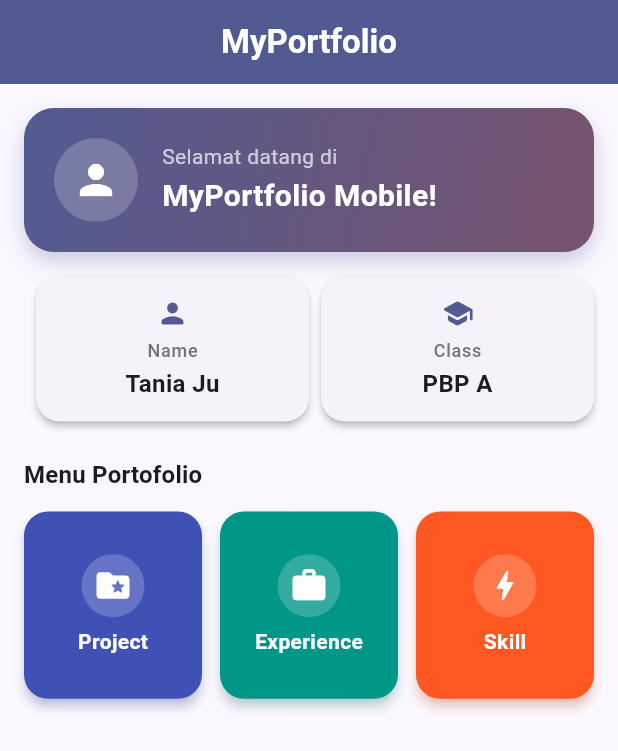
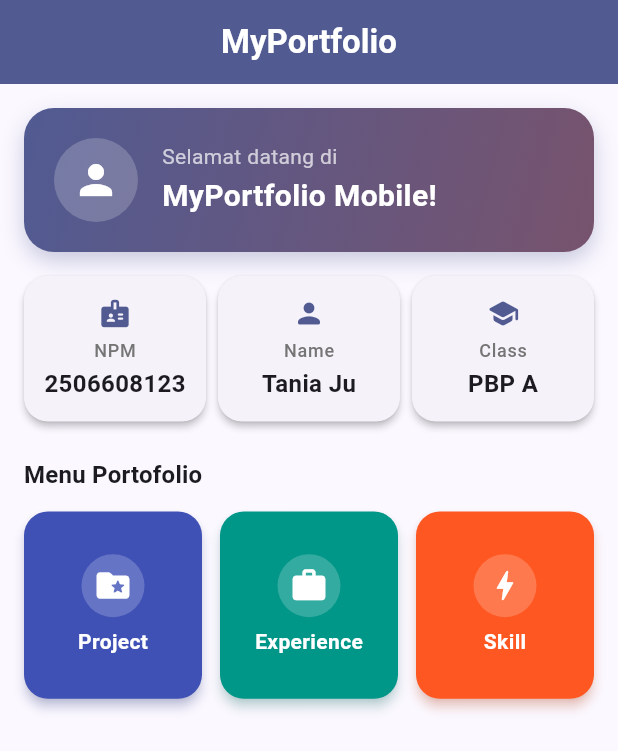
Before and after one commit to tanniajju/myportofolio_mobile, a Flutter app: the screen it shows after launch, on a phone screen of 412 x 824 dp. Shown: the top 751 px of the screen. Run offline on Flutter 3.47's test engine with Material 3 defaults, Android fonts, the phone set to English and light mode, and no system bars.

Commit message:
feat: infocard NPM

```diff
--- a/lib/menu.dart
+++ b/lib/menu.dart
@@ -3,6 +3,7 @@ import 'package:flutter/material.dart';
 class MyHomePage extends StatelessWidget {
   MyHomePage({super.key});
 
+  final String npm = "2506608123";
   final String nama = "Tania Ju";
   final String kelas = "PBP A";
 
@@ -38,7 +39,15 @@ class MyHomePage extends StatelessWidget {
 
               const SizedBox(height: 16.0),
               Row(
+
                 children: [
+                  Expanded(
+                    child: InfoCard(
+                      title: 'NPM',
+                      content: npm,
+                      icon: Icons.badge_rounded,
+                    ),
+                  ),
                   const SizedBox(width: 8.0),
                   Expanded(
                     child: InfoCard(
```
